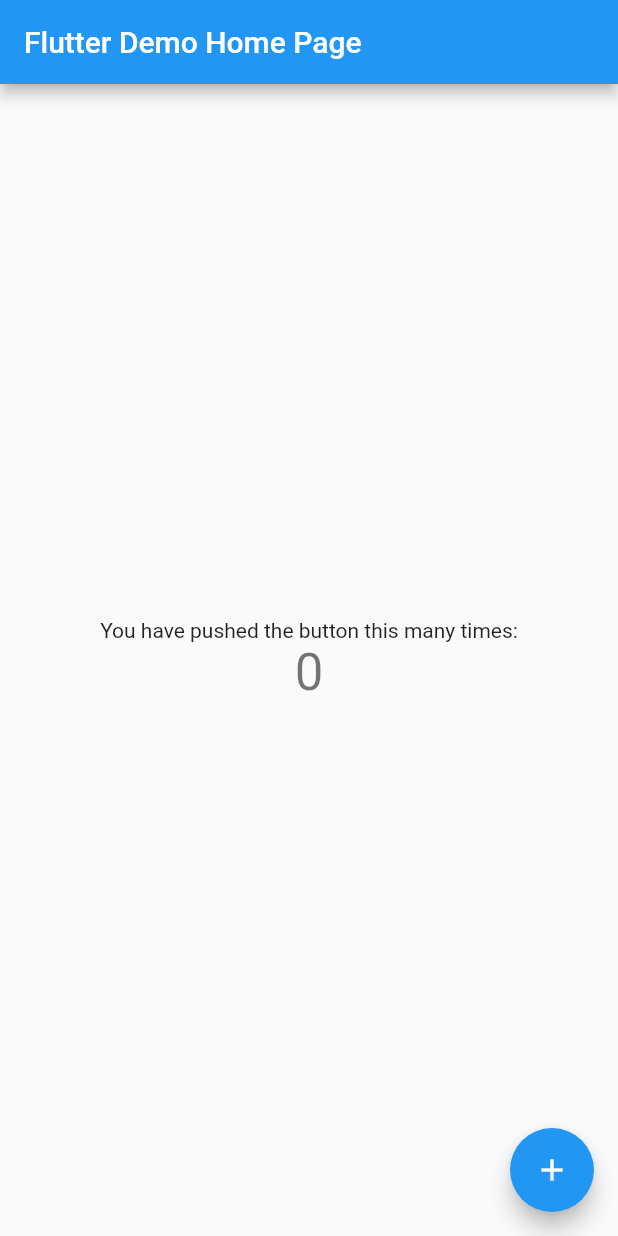
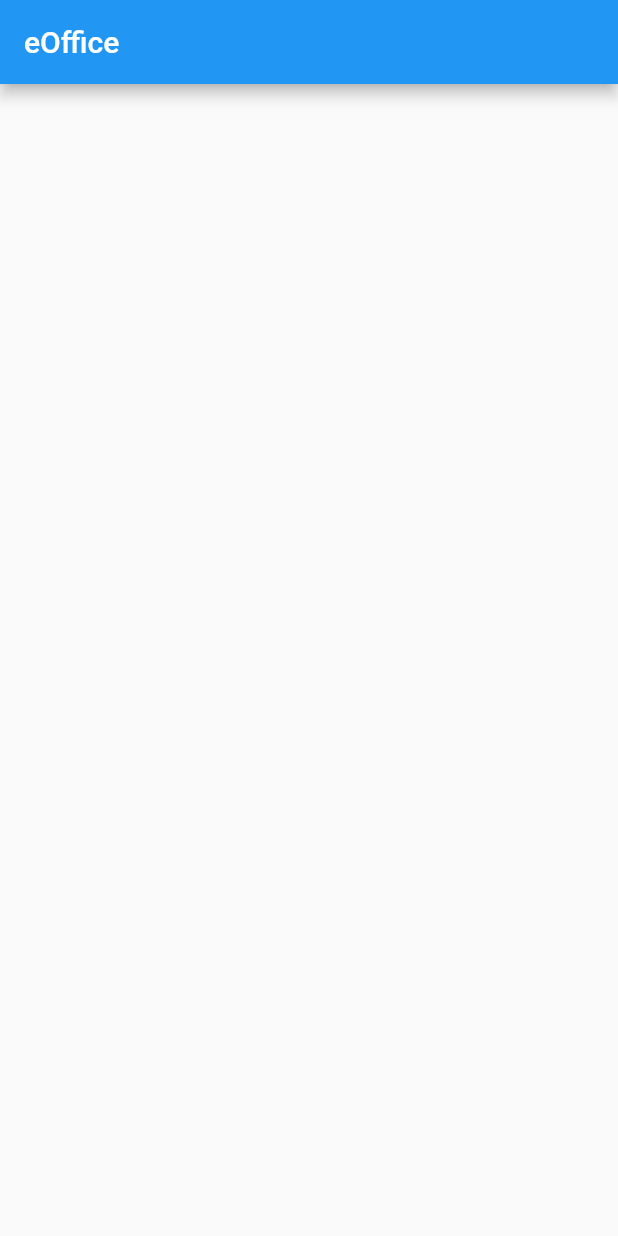
Before and after one commit to adishmuhammed/e_office, a Flutter app: the screen it shows after launch, on a phone screen of 412 x 824 dp. Run offline on Flutter 3.47's test engine with Material 2 defaults, Android fonts, the phone set to English and light mode, and no system bars.

Commit message:
update 1

```diff
--- a/lib/main.dart
+++ b/lib/main.dart
@@ -7,39 +7,20 @@
 class MyApp extends StatelessWidget {
   const MyApp({Key? key}) : super(key: key);
 
-  // This widget is the root of your application.
   @override
   Widget build(BuildContext context) {
     return MaterialApp(
-      title: 'Flutter Demo',
+      title: 'eOffice',
       theme: ThemeData(
-        // This is the theme of your application.
-        //
-        // Try running your application with "flutter run". You'll see the
-        // application has a blue toolbar. Then, without quitting the app, try
-        // changing the primarySwatch below to Colors.green and then invoke
-        // "hot reload" (press "r" in the console where you ran "flutter run",
-        // or simply save your changes to "hot reload" in a Flutter IDE).
-        // Notice that the counter didn't reset back to zero; the application
-        // is not restarted.
         primarySwatch: Colors.blue,
       ),
-      home: const MyHomePage(title: 'Flutter Demo Home Page'),
+      home: const MyHomePage(title: 'eOffice'),
     );
   }
 }
 
 class MyHomePage extends StatefulWidget {
   const MyHomePage({Key? key, required this.title}) : super(key: key);
-
-  // This widget is the home page of your application. It is stateful, meaning
-  // that it has a State object (defined below) that contains fields that affect
-  // how it looks.
-
-  // This class is the configuration for the state. It holds the values (in this
-  // case the title) provided by the parent (in this case the App widget) and
-  // used by the build method of the State. Fields in a Widget subclass are
-  // always marked "final".
 
   final String title;
 
@@ -48,68 +29,20 @@
 }
 
 class _MyHomePageState extends State<MyHomePage> {
-  int _counter = 0;
-
-  void _incrementCounter() {
-    setState(() {
-      // This call to setState tells the Flutter framework that something has
-      // changed in this State, which causes it to rerun the build method below
-      // so that the display can reflect the updated values. If we changed
-      // _counter without calling setState(), then the build method would not be
-      // called again, and so nothing would appear to happen.
-      _counter++;
-    });
-  }
 
   @override
   Widget build(BuildContext context) {
-    // This method is rerun every time setState is called, for instance as done
-    // by the _incrementCounter method above.
-    //
-    // The Flutter framework has been optimized to make rerunning build methods
-    // fast, so that you can just rebuild anything that needs updating rather
-    // than having to individually change instances of widgets.
     return Scaffold(
       appBar: AppBar(
-        // Here we take the value from the MyHomePage object that was created by
-        // the App.build method, and use it to set our appbar title.
         title: Text(widget.title),
       ),
       body: Center(
-        // Center is a layout widget. It takes a single child and positions it
-        // in the middle of the parent.
         child: Column(
-          // Column is also a layout widget. It takes a list of children and
-          // arranges them vertically. By default, it sizes itself to fit its
-          // children horizontally, and tries to be as tall as its parent.
-          //
-          // Invoke "debug painting" (press "p" in the console, choose the
-          // "Toggle Debug Paint" action from the Flutter Inspector in Android
-          // Studio, or the "Toggle Debug Paint" command in Visual Studio Code)
-          // to see the wireframe for each widget.
-          //
-          // Column has various properties to control how it sizes itself and
-          // how it positions its children. Here we use mainAxisAlignment to
-          // center the children vertically; the main axis here is the vertical
-          // axis because Columns are vertical (the cross axis would be
-          // horizontal).
           mainAxisAlignment: MainAxisAlignment.center,
           children: <Widget>[
-            const Text(
-              'You have pushed the button this many times:',
-            ),
-            Text(
-              '$_counter',
-              style: Theme.of(context).textTheme.headline4,
-            ),
           ],
         ),
       ),
-      floatingActionButton: FloatingActionButton(
-        onPressed: _incrementCounter,
-        tooltip: 'Increment',
-        child: const Icon(Icons.add),
-      ), // This trailing comma makes auto-formatting nicer for build methods.
     );
   }
 }
```
